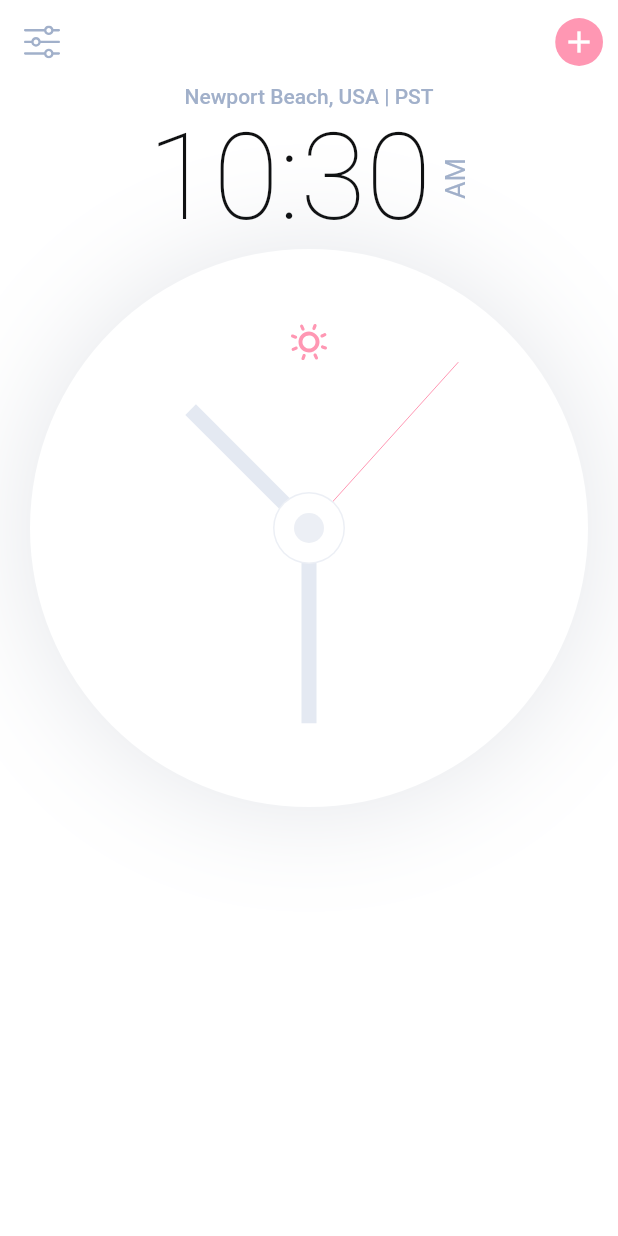
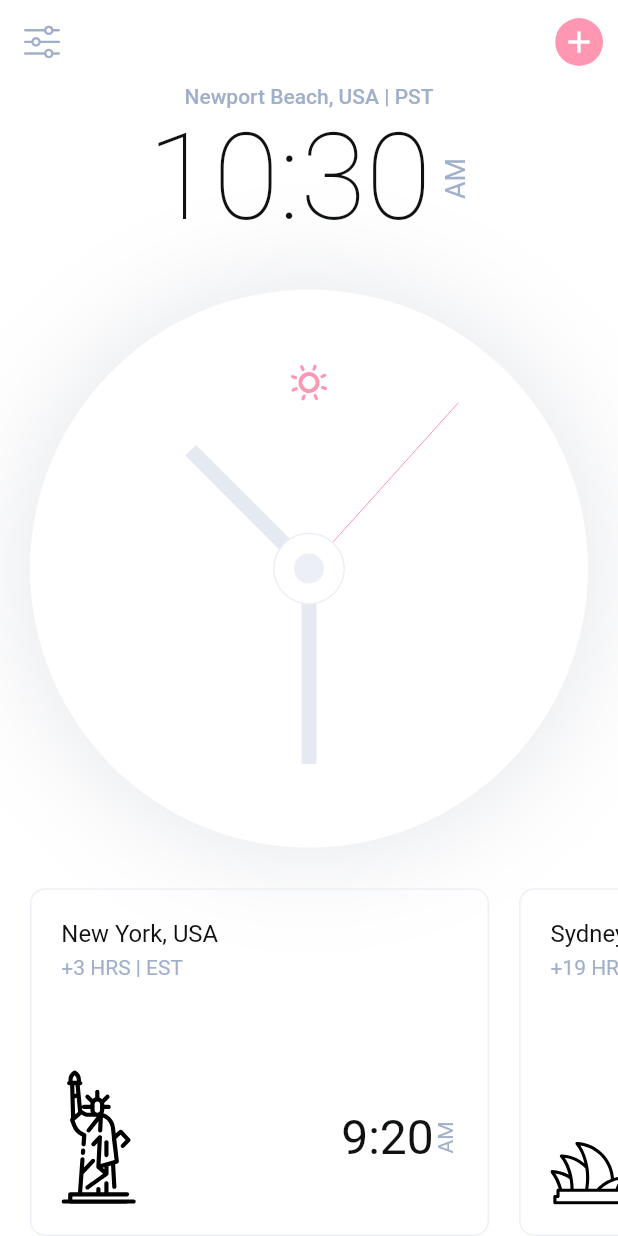
Before and after one commit to bhtri/flutter-analog-clock, a Flutter app: the screen it shows after launch, on a phone screen of 412 x 824 dp. Run offline on Flutter 3.47's test engine with Material 2 defaults, Android fonts, the phone set to English and light mode, and no system bars; our stand-ins replace flutter_svg, google_fonts.

Commit message:
💥 Country Card

```diff
--- a/lib/screens/components/body.dart
+++ b/lib/screens/components/body.dart
@@ -1,13 +1,22 @@
+import 'package:analog_clock/const/resource.dart';
 import 'package:analog_clock/screens/components/clock.dart';
+import 'package:analog_clock/screens/components/country_card.dart';
 import 'package:analog_clock/screens/components/time_in_hour_and_minute.dart';
+import 'package:analog_clock/size_config.dart';
 import 'package:flutter/material.dart';
 
 class Body extends StatelessWidget {
-  const Body({Key? key}) : super(key: key);
+  const Body({
+    Key? key,
+    required this.config,
+  }) : super(key: key);
+
+  final SizeConfig config;
 
   @override
   Widget build(BuildContext context) {
-    return SizedBox(
+    return SafeArea(
+      child: SizedBox(
         width: double.infinity,
         child: Column(
           children: [
@@ -16,8 +25,34 @@ class Body extends StatelessWidget {
               style: Theme.of(context).textTheme.bodyText1,
             ),
             TimeInHourAndMinute(),
+            Spacer(),
             Clock(),
+            Spacer(),
+            SingleChildScrollView(
+              scrollDirection: Axis.horizontal,
+              child: Row(
+                children: [
+                  CountryCard(
+                    config: config,
+                    country: 'New York, USA',
+                    timeZone: '+3 HRS | EST',
+                    iconSrc: R.ASSETS_ICONS_LIBERTY_SVG,
+                    time: '9:20',
+                    period: 'AM',
+                  ),
+                  CountryCard(
+                    config: config,
+                    country: 'Sydney, AU',
+                    timeZone: '+19 HRS | AEST',
+                    iconSrc: R.ASSETS_ICONS_SYDNEY_SVG,
+                    time: '1:20',
+                    period: 'PM',
+                  ),
                 ],
+              ),
+            ),
+          ],
+        ),
       ),
     );
   }
--- /dev/null
+++ b/lib/screens/components/country_card.dart
@@ -0,0 +1,71 @@
+import 'package:analog_clock/size_config.dart';
+import 'package:flutter/material.dart';
+import 'package:flutter_svg/svg.dart';
+
+class CountryCard extends StatelessWidget {
+  const CountryCard({
+    Key? key,
+    required this.config,
+    required this.country,
+    required this.timeZone,
+    required this.iconSrc,
+    required this.time,
+    required this.period,
+  }) : super(key: key);
+
+  final SizeConfig config;
+  final String country, timeZone, iconSrc, time, period;
+
+  @override
+  Widget build(BuildContext context) {
+    return Padding(
+      padding: const EdgeInsets.only(left: 20),
+      child: SizedBox(
+        height: config.getProportionateScreenWidth(233),
+        child: AspectRatio(
+          aspectRatio: 1.32,
+          child: Container(
+            padding: EdgeInsets.all(config.getProportionateScreenWidth(20)),
+            decoration: BoxDecoration(
+              borderRadius: BorderRadius.circular(10),
+              border: Border.all(
+                color: Theme.of(context).primaryIconTheme.color!,
+              ),
+            ),
+            child: Column(
+              crossAxisAlignment: CrossAxisAlignment.start,
+              children: [
+                Text(
+                  country,
+                  style: Theme.of(context).textTheme.headline4!.copyWith(
+                      fontSize: config.getProportionateScreenWidth(16)),
+                ),
+                SizedBox(height: 5),
+                Text(timeZone),
+                Spacer(),
+                Row(
+                  children: [
+                    SvgPicture.asset(
+                      iconSrc,
+                      width: config.getProportionateScreenWidth(50),
+                      color: Theme.of(context).accentIconTheme.color,
+                    ),
+                    Spacer(),
+                    Text(
+                      time,
+                      style: Theme.of(context).textTheme.headline4,
+                    ),
+                    RotatedBox(
+                      quarterTurns: 3,
+                      child: Text(period),
+                    )
+                  ],
+                ),
+              ],
+            ),
+          ),
+        ),
+      ),
+    );
+  }
+}
--- a/lib/screens/home_screen.dart
+++ b/lib/screens/home_screen.dart
@@ -12,7 +12,7 @@ class HomeScreen extends StatelessWidget {
 
     return Scaffold(
       appBar: buildAppBar(context, sizeConfig),
-      body: Body(),
+      body: Body(config: sizeConfig),
     );
   }
 
```
Lines whose indentation alone changed are shown as unchanged.
